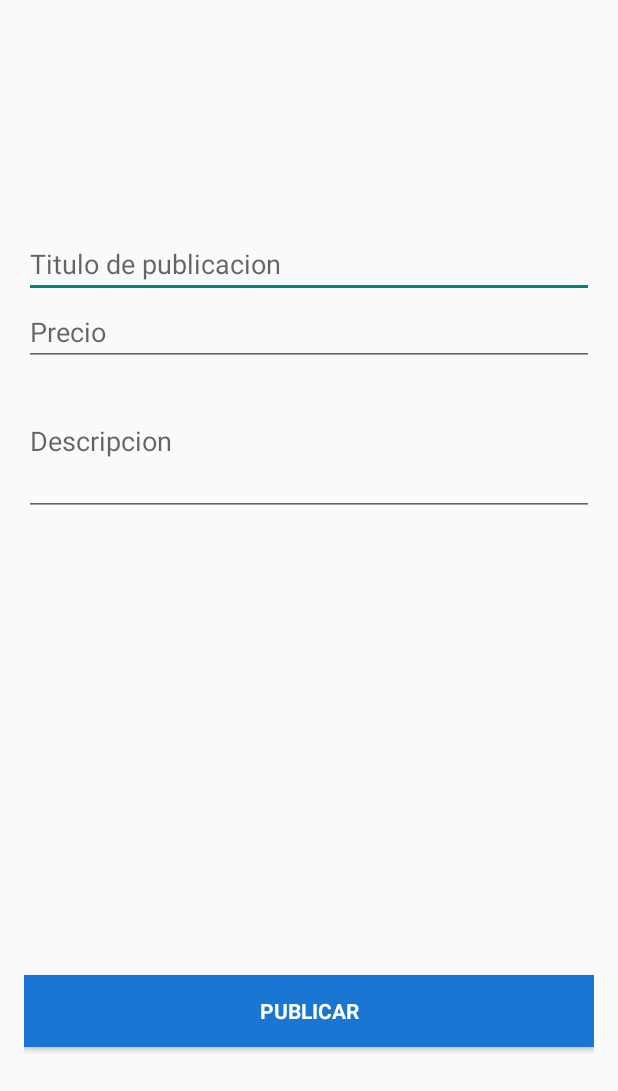
After one commit to DanielCamaja/Petto, an Android app: the Main3Activity screen opened directly, with no data from a screen before it, on a phone screen of 412 x 824 dp. The commit adds this screen. Shown: the top 1091 px of the screen. Run offline under Robolectric (Android 15) with nearby library versions, the phone set to English and light mode, and no system bars; our stand-ins replace Firebase (no records; nobody signed in at launch, a user with empty details on screens opened directly).

Commit message:
cambios
cambios

```diff
--- a/app/src/main/AndroidManifest.xml
+++ b/app/src/main/AndroidManifest.xml
@@ -22,6 +22,7 @@
         <activity android:name=".Inicio.ResetPasswordActivity" />
         <activity android:name=".Inicio.SignupActivity" />
         <activity android:name=".PerfilUsuario" />
+        <activity android:name=".Main3Activity"></activity>
     </application>
 
 </manifest>
--- /dev/null
+++ b/app/src/main/java/petto/com/petto/Main3Activity.java
@@ -0,0 +1,56 @@
+package petto.com.petto;
+
+import android.os.Bundle;
+import android.support.v7.app.AppCompatActivity;
+import android.view.View;
+import android.widget.Button;
+import android.widget.EditText;
+
+import com.google.firebase.database.DatabaseReference;
+import com.google.firebase.database.FirebaseDatabase;
+
+import java.util.HashMap;
+import java.util.Map;
+
+public class Main3Activity extends AppCompatActivity {
+
+     private Button boton_publicar;
+     private DatabaseReference mDatabasep;
+
+     private EditText titulop;
+     private EditText preciop;
+     private EditText descripcionp;
+
+
+    @Override
+    protected void onCreate(Bundle savedInstanceState) {
+        super.onCreate(savedInstanceState);
+        setContentView(R.layout.activity_main3);
+
+        boton_publicar = findViewById(R.id.btn_publicar);
+        mDatabasep = FirebaseDatabase.getInstance().getReference();
+
+        boton_publicar.setOnClickListener(new View.OnClickListener() {
+            @Override
+            public void onClick(View v) {
+                String titulo = titulop.getText().toString();
+                int precio = Integer.parseInt(preciop.getText().toString());
+                String descripcion = descripcionp.getText().toString();
+
+                Map<String, Object> hopperUpdates = new HashMap<>();
+                hopperUpdates.put("titulo", titulo);
+                hopperUpdates.put("precio", precio);
+                hopperUpdates.put("descrpcion", descripcion);
+
+
+                mDatabasep.child("ususarios").push().setValue(hopperUpdates);
+
+            }
+        });
+
+
+
+    }
+
+
+}
--- a/app/src/main/java/petto/com/petto/adaptadores/RecyclerViewAdapter.java
+++ b/app/src/main/java/petto/com/petto/adaptadores/RecyclerViewAdapter.java
@@ -67,7 +67,6 @@ public class RecyclerViewAdapter extends RecyclerView.Adapter<RecyclerViewAdapte
     public void onBindViewHolder(@NonNull MyViewHolder holder, int position) {
         holder.titulo1.setText(mData.get(position).getName());
         holder.contenido1.setText((CharSequence) mData.get(position).getDescripcion());
-     //   holder.img.setImageResource(Integer.parseInt(mData.get(position).getImagen()));
     }
 
     @Override
--- /dev/null
+++ b/app/src/main/res/layout/activity_main3.xml
@@ -0,0 +1,62 @@
+<?xml version="1.0" encoding="utf-8"?>
+<RelativeLayout xmlns:android="http://schemas.android.com/apk/res/android"
+    xmlns:app="http://schemas.android.com/apk/res-auto"
+    xmlns:tools="http://schemas.android.com/tools"
+    android:padding="16dp"
+    android:layout_width="match_parent"
+    android:layout_height="match_parent"
+    tools:context=".Main3Activity">
+
+
+    <EditText
+        android:id="@+id/titulop"
+        android:layout_width="match_parent"
+        android:layout_height="wrap_content"
+        android:layout_alignParentTop="true"
+        android:layout_alignStart="@+id/email"
+        android:layout_marginTop="137dp"
+        android:ems="10"
+        android:hint="Titulo de publicacion"
+        android:textColor="@color/white"
+        android:inputType="textPersonName" />
+
+    <EditText
+        android:id="@+id/costop"
+        android:layout_width="match_parent"
+        android:layout_height="wrap_content"
+        android:layout_below="@+id/titulop"
+        android:layout_centerHorizontal="true"
+        android:ems="10"
+        android:hint="Precio"
+        android:textColor="@color/white"
+        android:inputType="numberDecimal" />
+
+    <EditText
+        android:id="@+id/descripcionp"
+        android:layout_width="match_parent"
+        android:layout_height="100dp"
+        android:layout_below="@+id/costop"
+        android:layout_centerHorizontal="true"
+        android:hint="Descripcion"
+        android:inputType="textEmailAddress"
+        android:maxLines="1"
+        android:textColor="@android:color/white" />
+
+
+    <Button
+        android:id="@+id/btn_publicar"
+        style="?android:textAppearanceSmall"
+        android:layout_width="match_parent"
+        android:layout_height="wrap_content"
+        android:layout_alignParentBottom="true"
+        android:layout_centerHorizontal="true"
+        android:layout_marginBottom="110dp"
+        android:background="@color/colorPrimaryDark"
+        android:contentDescription="Sign In"
+        android:text="Publicar"
+        android:textColor="@android:color/white"
+        android:textStyle="bold" />
+
+
+
+</RelativeLayout>
```
Also changed, not shown: app/src/main/java/petto/com/petto/Main2Activity.java (+13 -1 lines), app/src/main/java/petto/com/petto/entidades/Contact.java (+12 -3 lines), app/src/main/java/petto/com/petto/fragments/CallFragment.java (+9 -0 lines), app/src/main/res/layout/activity_main2.xml (+19 -1 lines).
